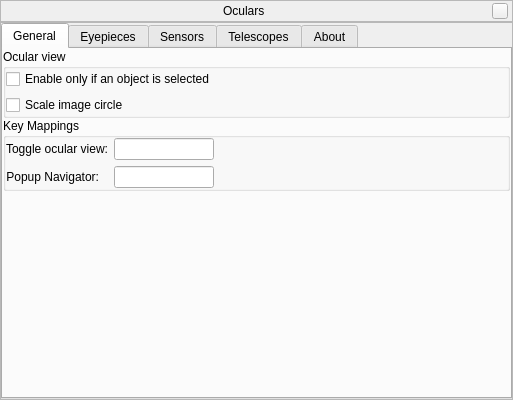
The window that plugins/Oculars/src/gui/ocularDialog.ui (519984307/stellarium_src) describes before a commit, drawn with Qt 5.
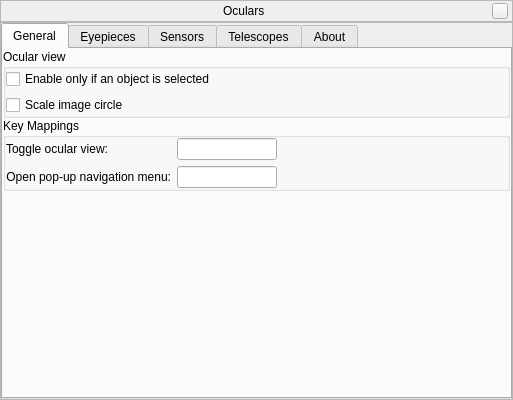
The same window after the commit. Icons and pictures are not drawn. Custom widgets are drawn as their Qt base class.

Commit message: wording change in Oculars configuration window

```diff
--- a/plugins/Oculars/src/gui/ocularDialog.ui
+++ b/plugins/Oculars/src/gui/ocularDialog.ui
@@ -227,7 +227,7 @@
              <item row="1" column="0">
               <widget class="QLabel" name="label_13">
                <property name="text">
-                <string>Popup Navigator:</string>
+                <string>Open pop-up navigation menu:</string>
                </property>
                <property name="alignment">
                 <set>Qt::AlignRight|Qt::AlignTrailing|Qt::AlignVCenter</set>
```
Left out of the diff: 5 changed lines with no effect on the pictures.
